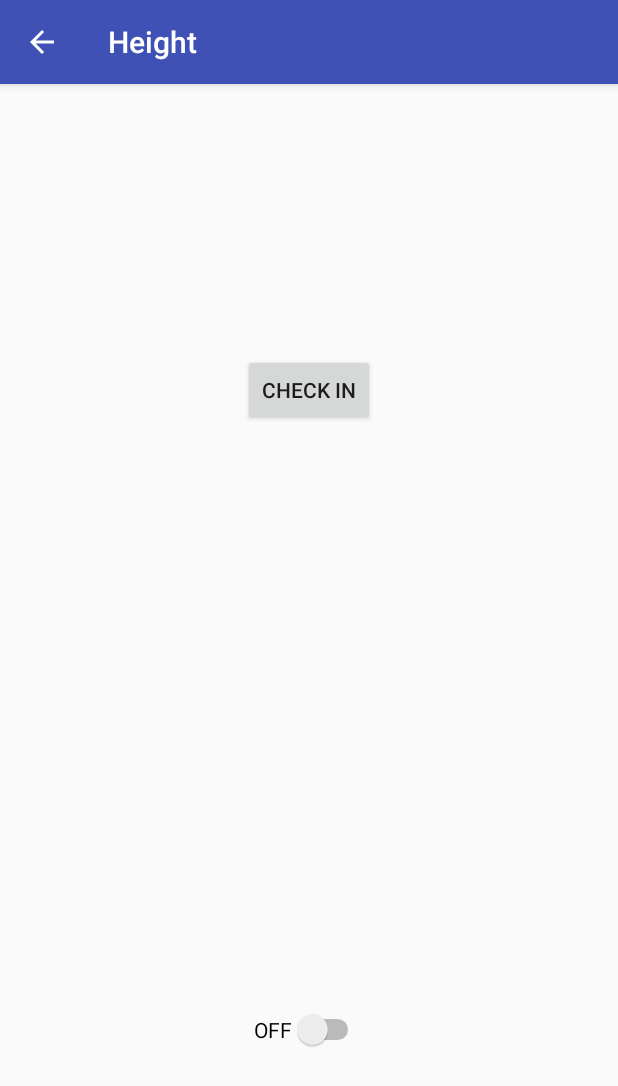
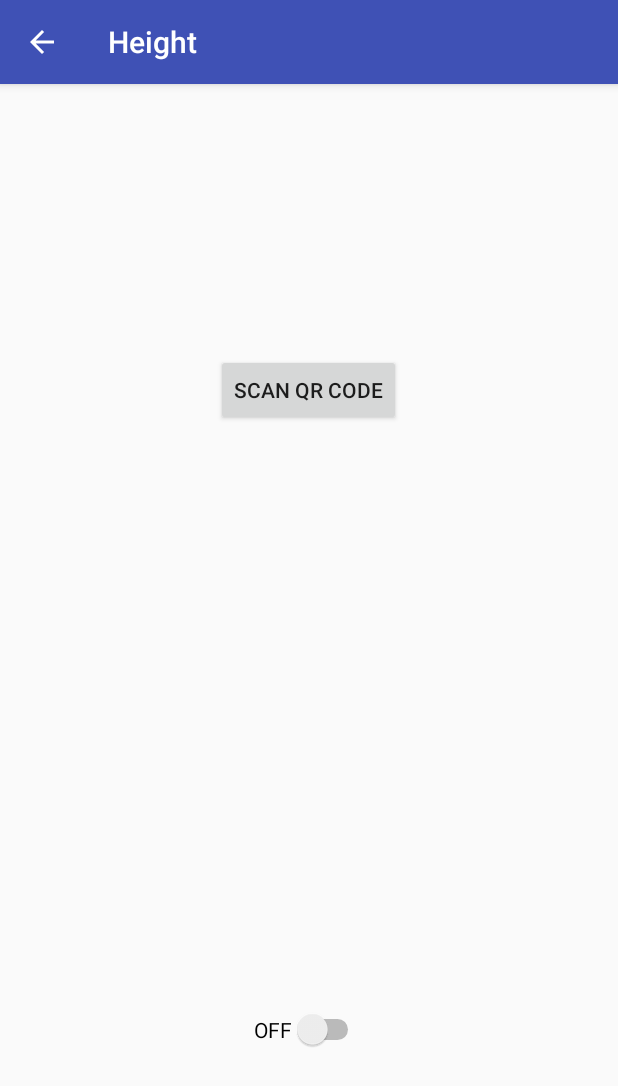
Before and after one commit to SensibilityTestbed/indoor-localization, an Android app: the MainActivity screen opened directly, with no data from a screen before it, on a phone screen of 412 x 824 dp. Shown: the top 1086 px of the screen. Run offline under Robolectric (Android 15) with nearby library versions, the phone set to English and light mode, and no system bars; libraries missing offline, so code that uses them is left out: com.gnzlt; 1 statement that could not run was skipped.

Commit message:
make UI more instructive

```diff
--- a/WhereAbility/app/src/main/res/layout/activity_main.xml
+++ b/WhereAbility/app/src/main/res/layout/activity_main.xml
@@ -12,7 +12,7 @@
     <Switch
         android:layout_width="wrap_content"
         android:layout_height="wrap_content"
-        android:text="ON"
+        android:text="OFF"
         android:id="@+id/switch1"
         android:checked="true"
         android:layout_marginBottom="108dp"
@@ -22,7 +22,7 @@
     <Button
         android:layout_width="wrap_content"
         android:layout_height="wrap_content"
-        android:text="Check in"
+        android:text="Scan QR Code"
         android:id="@+id/checkin"
         android:layout_alignParentTop="true"
         android:layout_centerHorizontal="true"
```
